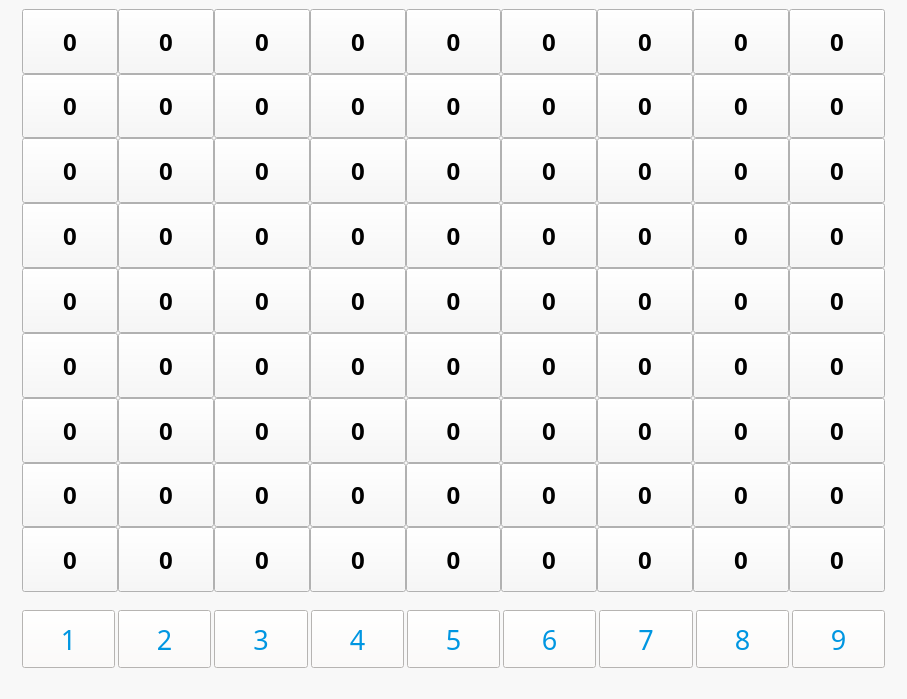
Before: the Qt Designer form mainwindow.ui in Hanii17/Sudoku_team12, drawn with Qt 5.
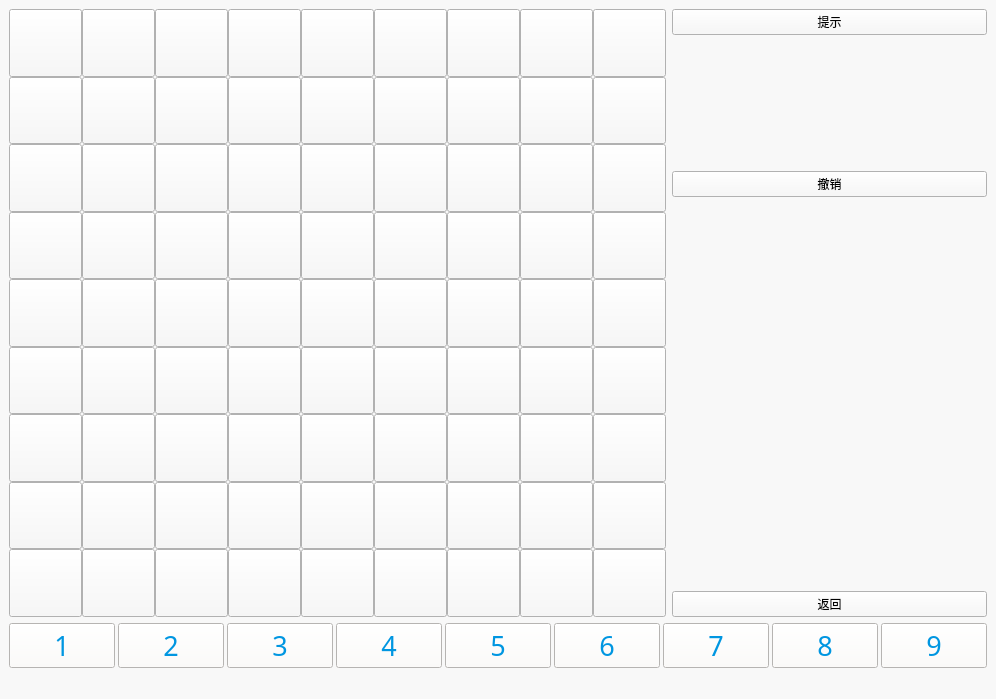
After: the same form once the commit is applied.

Commit message: 更新UI功能按钮

Patch:
```diff
--- a/mainwindow.ui
+++ b/mainwindow.ui
@@ -6,7 +6,7 @@
    <rect>
     <x>0</x>
     <y>0</y>
-    <width>907</width>
+    <width>996</width>
     <height>699</height>
    </rect>
   </property>
@@ -17,16 +17,9 @@
    <string notr="true">background-color: rgb(248, 248, 248);</string>
   </property>
   <widget class="QWidget" name="centralwidget">
-   <layout class="QVBoxLayout" name="verticalLayout_2" stretch="10,1">
-    <property name="spacing">
-     <number>18</number>
-    </property>
-    <property name="leftMargin">
-     <number>22</number>
-    </property>
-    <property name="rightMargin">
-     <number>22</number>
-    </property>
+   <layout class="QVBoxLayout" name="verticalLayout_3">
+    <item>
+     <layout class="QHBoxLayout" name="horizontalLayout_5">
     <item>
      <layout class="QVBoxLayout" name="verticalLayout">
       <property name="spacing">
@@ -62,7 +55,7 @@
              <string notr="true"/>
             </property>
             <property name="text">
-             <string>0</string>
+               <string/>
             </property>
             <property name="checkable">
              <bool>false</bool>
@@ -101,7 +94,7 @@
              <string notr="true"/>
             </property>
             <property name="text">
-             <string>0</string>
+               <string/>
             </property>
             <property name="autoDefault">
              <bool>false</bool>
@@ -128,7 +121,7 @@
              <string notr="true"/>
             </property>
             <property name="text">
-             <string>0</string>
+               <string/>
             </property>
             <property name="autoDefault">
              <bool>false</bool>
@@ -155,7 +148,7 @@
              <string notr="true"/>
             </property>
             <property name="text">
-             <string>0</string>
+               <string/>
             </property>
             <property name="autoDefault">
              <bool>false</bool>
@@ -182,7 +175,7 @@
              <string notr="true"/>
             </property>
             <property name="text">
-             <string>0</string>
+               <string/>
             </property>
             <property name="autoDefault">
              <bool>false</bool>
@@ -209,7 +202,7 @@
              <string notr="true"/>
             </property>
             <property name="text">
-             <string>0</string>
+               <string/>
             </property>
             <property name="autoDefault">
              <bool>false</bool>
@@ -236,7 +229,7 @@
              <string notr="true"/>
             </property>
             <property name="text">
-             <string>0</string>
+               <string/>
             </property>
             <property name="autoDefault">
              <bool>false</bool>
@@ -263,7 +256,7 @@
              <string notr="true">border-right-color: rgb(0, 0, 0);</string>
             </property>
             <property name="text">
-             <string>0</string>
+               <string/>
             </property>
             <property name="checkable">
              <bool>false</bool>
@@ -293,7 +286,7 @@
              <string notr="true"/>
             </property>
             <property name="text">
-             <string>0</string>
+               <string/>
             </property>
             <property name="autoDefault">
              <bool>false</bool>
@@ -307,6 +300,87 @@
           <property name="spacing">
            <number>0</number>
           </property>
+            <item row="2" column="1">
+             <widget class="QPushButton" name="btn_23">
+              <property name="sizePolicy">
+               <sizepolicy hsizetype="Preferred" vsizetype="Preferred">
+                <horstretch>0</horstretch>
+                <verstretch>0</verstretch>
+               </sizepolicy>
+              </property>
+              <property name="font">
+               <font>
+                <family>Adobe Caslon Pro Bold</family>
+                <pointsize>18</pointsize>
+                <weight>75</weight>
+                <bold>true</bold>
+               </font>
+              </property>
+              <property name="styleSheet">
+               <string notr="true"/>
+              </property>
+              <property name="text">
+               <string/>
+              </property>
+              <property name="autoDefault">
+               <bool>false</bool>
+              </property>
+             </widget>
+            </item>
+            <item row="1" column="0">
+             <widget class="QPushButton" name="btn_13">
+              <property name="sizePolicy">
+               <sizepolicy hsizetype="Preferred" vsizetype="Preferred">
+                <horstretch>0</horstretch>
+                <verstretch>0</verstretch>
+               </sizepolicy>
+              </property>
+              <property name="font">
+               <font>
+                <family>Adobe Caslon Pro Bold</family>
+                <pointsize>18</pointsize>
+                <weight>75</weight>
+                <bold>true</bold>
+               </font>
+              </property>
+              <property name="styleSheet">
+               <string notr="true"/>
+              </property>
+              <property name="text">
+               <string/>
+              </property>
+              <property name="autoDefault">
+               <bool>false</bool>
+              </property>
+             </widget>
+            </item>
+            <item row="0" column="1">
+             <widget class="QPushButton" name="btn_5">
+              <property name="sizePolicy">
+               <sizepolicy hsizetype="Preferred" vsizetype="Preferred">
+                <horstretch>0</horstretch>
+                <verstretch>0</verstretch>
+               </sizepolicy>
+              </property>
+              <property name="font">
+               <font>
+                <family>Adobe Caslon Pro Bold</family>
+                <pointsize>18</pointsize>
+                <weight>75</weight>
+                <bold>true</bold>
+               </font>
+              </property>
+              <property name="styleSheet">
+               <string notr="true"/>
+              </property>
+              <property name="text">
+               <string/>
+              </property>
+              <property name="autoDefault">
+               <bool>false</bool>
+              </property>
+             </widget>
+            </item>
           <item row="2" column="0">
            <widget class="QPushButton" name="btn_22">
             <property name="sizePolicy">
@@ -327,7 +401,7 @@
              <string notr="true"/>
             </property>
             <property name="text">
-             <string>0</string>
+               <string/>
             </property>
             <property name="autoDefault">
              <bool>false</bool>
@@ -354,34 +428,7 @@
              <string notr="true"/>
             </property>
             <property name="text">
-             <string>0</string>
-            </property>
-            <property name="autoDefault">
-             <bool>false</bool>
-            </property>
-           </widget>
-          </item>
-          <item row="1" column="1">
-           <widget class="QPushButton" name="btn_14">
-            <property name="sizePolicy">
-             <sizepolicy hsizetype="Preferred" vsizetype="Preferred">
-              <horstretch>0</horstretch>
-              <verstretch>0</verstretch>
-             </sizepolicy>
-            </property>
-            <property name="font">
-             <font>
-              <family>Adobe Caslon Pro Bold</family>
-              <pointsize>18</pointsize>
-              <weight>75</weight>
-              <bold>true</bold>
-             </font>
-            </property>
-            <property name="styleSheet">
-             <string notr="true"/>
-            </property>
-            <property name="text">
-             <string>0</string>
+               <string/>
             </property>
             <property name="autoDefault">
              <bool>false</bool>
@@ -408,15 +455,15 @@
              <string notr="true"/>
             </property>
             <property name="text">
-             <string>0</string>
+               <string/>
             </property>
             <property name="autoDefault">
              <bool>false</bool>
             </property>
            </widget>
           </item>
-          <item row="0" column="1">
-           <widget class="QPushButton" name="btn_5">
+            <item row="1" column="1">
+             <widget class="QPushButton" name="btn_14">
             <property name="sizePolicy">
              <sizepolicy hsizetype="Preferred" vsizetype="Preferred">
               <horstretch>0</horstretch>
@@ -435,61 +482,7 @@
              <string notr="true"/>
             </property>
             <property name="text">
-             <string>0</string>
-            </property>
-            <property name="autoDefault">
-             <bool>false</bool>
-            </property>
-           </widget>
-          </item>
-          <item row="2" column="1">
-           <widget class="QPushButton" name="btn_23">
-            <property name="sizePolicy">
-             <sizepolicy hsizetype="Preferred" vsizetype="Preferred">
-              <horstretch>0</horstretch>
-              <verstretch>0</verstretch>
-             </sizepolicy>
-            </property>
-            <property name="font">
-             <font>
-              <family>Adobe Caslon Pro Bold</family>
-              <pointsize>18</pointsize>
-              <weight>75</weight>
-              <bold>true</bold>
-             </font>
-            </property>
-            <property name="styleSheet">
-             <string notr="true"/>
-            </property>
-            <property name="text">
-             <string>0</string>
-            </property>
-            <property name="autoDefault">
-             <bool>false</bool>
-            </property>
-           </widget>
-          </item>
-          <item row="0" column="0">
-           <widget class="QPushButton" name="btn_4">
-            <property name="sizePolicy">
-             <sizepolicy hsizetype="Preferred" vsizetype="Preferred">
-              <horstretch>0</horstretch>
-              <verstretch>0</verstretch>
-             </sizepolicy>
-            </property>
-            <property name="font">
-             <font>
-              <family>Adobe Caslon Pro Bold</family>
-              <pointsize>18</pointsize>
-              <weight>75</weight>
-              <bold>true</bold>
-             </font>
-            </property>
-            <property name="styleSheet">
-             <string notr="true"/>
-            </property>
-            <property name="text">
-             <string>0</string>
+               <string/>
             </property>
             <property name="autoDefault">
              <bool>false</bool>
@@ -516,15 +509,15 @@
              <string notr="true"/>
             </property>
             <property name="text">
-             <string>0</string>
+               <string/>
             </property>
             <property name="autoDefault">
              <bool>false</bool>
             </property>
            </widget>
           </item>
-          <item row="1" column="0">
-           <widget class="QPushButton" name="btn_13">
+            <item row="0" column="0">
+             <widget class="QPushButton" name="btn_4">
             <property name="sizePolicy">
              <sizepolicy hsizetype="Preferred" vsizetype="Preferred">
               <horstretch>0</horstretch>
@@ -543,7 +536,7 @@
              <string notr="true"/>
             </property>
             <property name="text">
-             <string>0</string>
+               <string/>
             </property>
             <property name="autoDefault">
              <bool>false</bool>
@@ -577,7 +570,7 @@
              <string notr="true"/>
             </property>
             <property name="text">
-             <string>0</string>
+               <string/>
             </property>
             <property name="autoDefault">
              <bool>false</bool>
@@ -604,7 +597,7 @@
              <string notr="true"/>
             </property>
             <property name="text">
-             <string>0</string>
+               <string/>
             </property>
             <property name="autoDefault">
              <bool>false</bool>
@@ -631,7 +624,7 @@
              <string notr="true"/>
             </property>
             <property name="text">
-             <string>0</string>
+               <string/>
             </property>
             <property name="autoDefault">
              <bool>false</bool>
@@ -658,7 +651,7 @@
              <string notr="true"/>
             </property>
             <property name="text">
-             <string>0</string>
+               <string/>
             </property>
             <property name="autoDefault">
              <bool>false</bool>
@@ -685,7 +678,7 @@
              <string notr="true"/>
             </property>
             <property name="text">
-             <string>0</string>
+               <string/>
             </property>
             <property name="autoDefault">
              <bool>false</bool>
@@ -712,7 +705,7 @@
              <string notr="true"/>
             </property>
             <property name="text">
-             <string>0</string>
+               <string/>
             </property>
             <property name="autoDefault">
              <bool>false</bool>
@@ -739,7 +732,7 @@
              <string notr="true"/>
             </property>
             <property name="text">
-             <string>0</string>
+               <string/>
             </property>
             <property name="autoDefault">
              <bool>false</bool>
@@ -766,7 +759,7 @@
              <string notr="true"/>
             </property>
             <property name="text">
-             <string>0</string>
+               <string/>
             </property>
             <property name="autoDefault">
              <bool>false</bool>
@@ -793,7 +786,7 @@
              <string notr="true"/>
             </property>
             <property name="text">
-             <string>0</string>
+               <string/>
             </property>
             <property name="autoDefault">
              <bool>false</bool>
@@ -834,7 +827,7 @@
              <string notr="true"/>
             </property>
             <property name="text">
-             <string>0</string>
+               <string/>
             </property>
             <property name="autoDefault">
              <bool>false</bool>
@@ -861,7 +854,7 @@
              <string notr="true"/>
             </property>
             <property name="text">
-             <string>0</string>
+               <string/>
             </property>
             <property name="autoDefault">
              <bool>false</bool>
@@ -888,7 +881,7 @@
              <string notr="true"/>
             </property>
             <property name="text">
-             <string>0</string>
+               <string/>
             </property>
             <property name="autoDefault">
              <bool>false</bool>
@@ -915,7 +908,7 @@
              <string notr="true"/>
             </property>
             <property name="text">
-             <string>0</string>
+               <string/>
             </property>
             <property name="autoDefault">
              <bool>false</bool>
@@ -942,7 +935,7 @@
              <string notr="true"/>
             </property>
             <property name="text">
-             <string>0</string>
+               <string/>
             </property>
             <property name="autoDefault">
              <bool>false</bool>
@@ -969,7 +962,7 @@
              <string notr="true"/>
             </property>
             <property name="text">
-             <string>0</string>
+               <string/>
             </property>
             <property name="autoDefault">
              <bool>false</bool>
@@ -996,7 +989,7 @@
              <string notr="true"/>
             </property>
             <property name="text">
-             <string>0</string>
+               <string/>
             </property>
             <property name="autoDefault">
              <bool>false</bool>
@@ -1023,7 +1016,7 @@
              <string notr="true"/>
             </property>
             <property name="text">
-             <string>0</string>
+               <string/>
             </property>
             <property name="autoDefault">
              <bool>false</bool>
@@ -1050,7 +1043,7 @@
              <string notr="true"/>
             </property>
             <property name="text">
-             <string>0</string>
+               <string/>
             </property>
             <property name="autoDefault">
              <bool>false</bool>
@@ -1084,7 +1077,7 @@
              <string notr="true"/>
             </property>
             <property name="text">
-             <string>0</string>
+               <string/>
             </property>
             <property name="autoDefault">
              <bool>false</bool>
@@ -1111,7 +1104,7 @@
              <string notr="true"/>
             </property>
             <property name="text">
-             <string>0</string>
+               <string/>
             </property>
             <property name="autoDefault">
              <bool>false</bool>
@@ -1138,7 +1131,7 @@
              <string notr="true"/>
             </property>
             <property name="text">
-             <string>0</string>
+               <string/>
             </property>
             <property name="autoDefault">
              <bool>false</bool>
@@ -1165,7 +1158,7 @@
              <string notr="true"/>
             </property>
             <property name="text">
-             <string>0</string>
+               <string/>
             </property>
             <property name="autoDefault">
              <bool>false</bool>
@@ -1192,7 +1185,7 @@
              <string notr="true"/>
             </property>
             <property name="text">
-             <string>0</string>
+               <string/>
             </property>
             <property name="autoDefault">
              <bool>false</bool>
@@ -1219,7 +1212,7 @@
              <string notr="true"/>
             </property>
             <property name="text">
-             <string>0</string>
+               <string/>
             </property>
             <property name="autoDefault">
              <bool>false</bool>
@@ -1246,7 +1239,7 @@
              <string notr="true"/>
             </property>
             <property name="text">
-             <string>0</string>
+               <string/>
             </property>
             <property name="autoDefault">
              <bool>false</bool>
@@ -1276,7 +1269,7 @@
              <string notr="true"/>
             </property>
             <property name="text">
-             <string>0</string>
+               <string/>
             </property>
             <property name="autoDefault">
              <bool>false</bool>
@@ -1303,7 +1296,7 @@
              <string notr="true"/>
             </property>
             <property name="text">
-             <string>0</string>
+               <string/>
             </property>
             <property name="autoDefault">
              <bool>false</bool>
@@ -1337,7 +1330,7 @@
              <string notr="true"/>
             </property>
             <property name="text">
-             <string>0</string>
+               <string/>
             </property>
             <property name="autoDefault">
              <bool>false</bool>
@@ -1364,7 +1357,7 @@
              <string notr="true"/>
             </property>
             <property name="text">
-             <string>0</string>
+               <string/>
             </property>
             <property name="autoDefault">
              <bool>false</bool>
@@ -1391,7 +1384,7 @@
              <string notr="true"/>
             </property>
             <property name="text">
-             <string>0</string>
+               <string/>
             </property>
             <property name="autoDefault">
              <bool>false</bool>
@@ -1418,7 +1411,7 @@
              <string notr="true"/>
             </property>
             <property name="text">
-             <string>0</string>
+               <string/>
             </property>
             <property name="autoDefault">
              <bool>false</bool>
@@ -1445,7 +1438,7 @@
              <string notr="true"/>
             </property>
             <property name="text">
-             <string>0</string>
+               <string/>
             </property>
             <property name="autoDefault">
              <bool>false</bool>
@@ -1472,7 +1465,7 @@
              <string notr="true"/>
             </property>
             <property name="text">
-             <string>0</string>
+               <string/>
             </property>
             <property name="autoDefault">
              <bool>false</bool>
@@ -1499,7 +1492,7 @@
              <string notr="true"/>
             </property>
             <property name="text">
-             <string>0</string>
+               <string/>
             </property>
             <property name="autoDefault">
              <bool>false</bool>
@@ -1526,7 +1519,7 @@
              <string notr="true"/>
             </property>
             <property name="text">
-             <string>0</string>
+               <string/>
             </property>
             <property name="autoDefault">
              <bool>false</bool>
@@ -1553,7 +1546,7 @@
              <string notr="true"/>
             </property>
             <property name="text">
-             <string>0</string>
+               <string/>
             </property>
             <property name="autoDefault">
              <bool>false</bool>
@@ -1594,7 +1587,7 @@
              <string notr="true"/>
             </property>
             <property name="text">
-             <string>0</string>
+               <string/>
             </property>
             <property name="autoDefault">
              <bool>false</bool>
@@ -1621,7 +1614,7 @@
              <string notr="true"/>
             </property>
             <property name="text">
-             <string>0</string>
+               <string/>
             </property>
             <property name="autoDefault">
              <bool>false</bool>
@@ -1648,7 +1641,7 @@
              <string notr="true"/>
             </property>
             <property name="text">
-             <string>0</string>
+               <string/>
             </property>
             <property name="autoDefault">
              <bool>false</bool>
@@ -1675,7 +1668,7 @@
              <string notr="true"/>
             </property>
             <property name="text">
-             <string>0</string>
+               <string/>
             </property>
             <property name="autoDefault">
              <bool>false</bool>
@@ -1702,7 +1695,7 @@
              <string notr="true"/>
             </property>
             <property name="text">
-             <string>0</string>
+               <string/>
             </property>
             <property name="autoDefault">
              <bool>false</bool>
@@ -1729,7 +1722,7 @@
              <string notr="true"/>
             </property>
             <property name="text">
-             <string>0</string>
+               <string/>
             </property>
             <property name="autoDefault">
              <bool>false</bool>
@@ -1756,7 +1749,7 @@
              <string notr="true"/>
             </property>
             <property name="text">
-             <string>0</string>
+               <string/>
             </property>
             <property name="autoDefault">
              <bool>false</bool>
@@ -1783,7 +1776,7 @@
              <string notr="true"/>
             </property>
             <property name="text">
-             <string>0</string>
+               <string/>
             </property>
             <property name="autoDefault">
              <bool>false</bool>
@@ -1810,7 +1803,7 @@
              <string notr="true"/>
             </property>
             <property name="text">
-             <string>0</string>
+               <string/>
             </property>
             <property name="autoDefault">
              <bool>false</bool>
@@ -1844,7 +1837,7 @@
              <string notr="true"/>
             </property>
             <property name="text">
-             <string>0</string>
+               <string/>
             </property>
             <property name="autoDefault">
              <bool>false</bool>
@@ -1871,7 +1864,7 @@
              <string notr="true"/>
             </property>
             <property name="text">
-             <string>0</string>
+               <string/>
             </property>
             <property name="autoDefault">
              <bool>false</bool>
@@ -1898,7 +1891,7 @@
              <string notr="true"/>
             </property>
             <property name="text">
-             <string>0</string>
+               <string/>
             </property>
             <property name="autoDefault">
              <bool>false</bool>
@@ -1925,7 +1918,7 @@
              <string notr="true"/>
             </property>
             <property name="text">
-             <string>0</string>
+               <string/>
             </property>
             <property name="autoDefault">
              <bool>false</bool>
@@ -1952,7 +1945,7 @@
              <string notr="true"/>
             </property>
             <property name="text">
-             <string>0</string>
+               <string/>
             </property>
             <property name="autoDefault">
              <bool>false</bool>
@@ -1979,7 +1972,7 @@
              <string notr="true"/>
             </property>
             <property name="text">
-             <string>0</string>
+               <string/>
             </property>
             <property name="autoDefault">
              <bool>false</bool>
@@ -2006,7 +1999,7 @@
              <string notr="true"/>
             </property>
             <property name="text">
-             <string>0</string>
+               <string/>
             </property>
             <property name="autoDefault">
              <bool>false</bool>
@@ -2033,7 +2026,7 @@
              <string notr="true"/>
             </property>
             <property name="text">
-             <string>0</string>
+               <string/>
             </property>
             <property name="autoDefault">
              <bool>false</bool>
@@ -2060,7 +2053,7 @@
              <string notr="true"/>
             </property>
             <property name="text">
-             <string>0</string>
+               <string/>
             </property>
             <property name="autoDefault">
              <bool>false</bool>
@@ -2094,7 +2087,7 @@
              <string notr="true"/>
             </property>
             <property name="text">
-             <string>0</string>
+               <string/>
             </property>
             <property name="autoDefault">
              <bool>false</bool>
@@ -2121,7 +2114,7 @@
              <string notr="true"/>
             </property>
             <property name="text">
-             <string>0</string>
+               <string/>
             </property>
             <property name="autoDefault">
              <bool>false</bool>
@@ -2148,7 +2141,7 @@
              <string notr="true"/>
             </property>
             <property name="text">
-             <string>0</string>
+               <string/>
             </property>
             <property name="autoDefault">
              <bool>false</bool>
@@ -2175,7 +2168,7 @@
              <string notr="true"/>
             </property>
             <property name="text">
-             <string>0</string>
+               <string/>
             </property>
             <property name="autoDefault">
              <bool>false</bool>
@@ -2202,7 +2195,7 @@
              <string notr="true"/>
             </property>
             <property name="text">
-             <string>0</string>
+               <string/>
             </property>
             <property name="autoDefault">
              <bool>false</bool>
@@ -2229,7 +2222,7 @@
              <string notr="true"/>
             </property>
             <property name="text">
-             <string>0</string>
+               <string/>
             </property>
             <property name="autoDefault">
              <bool>false</bool>
@@ -2256,7 +2249,7 @@
              <string notr="true"/>
             </property>
             <property name="text">
-             <string>0</string>
+               <string/>
             </property>
             <property name="autoDefault">
              <bool>false</bool>
@@ -2283,7 +2276,7 @@
              <string notr="true"/>
             </property>
             <property name="text">
-             <string>0</string>
+               <string/>
             </property>
             <property name="autoDefault">
              <bool>false</bool>
@@ -2310,7 +2303,7 @@
              <string notr="true"/>
             </property>
             <property name="text">
-             <string>0</string>
+               <string/>
             </property>
             <property name="autoDefault">
              <bool>false</bool>
@@ -2318,6 +2311,59 @@
            </widget>
           </item>
          </layout>
+          </item>
+         </layout>
+        </item>
+       </layout>
+      </item>
+      <item>
+       <layout class="QVBoxLayout" name="verticalLayout_2" stretch="1,1,1,3,1">
+        <item>
+         <widget class="QPushButton" name="pushButton">
+          <property name="text">
+           <string>提示</string>
+          </property>
+         </widget>
+        </item>
+        <item>
+         <spacer name="verticalSpacer_2">
+          <property name="orientation">
+           <enum>Qt::Vertical</enum>
+          </property>
+          <property name="sizeHint" stdset="0">
+           <size>
+            <width>20</width>
+            <height>40</height>
+           </size>
+          </property>
+         </spacer>
+        </item>
+        <item>
+         <widget class="QPushButton" name="pushButton_2">
+          <property name="text">
+           <string>撤销</string>
+          </property>
+         </widget>
+        </item>
+        <item>
+         <spacer name="verticalSpacer">
+          <property name="orientation">
+           <enum>Qt::Vertical</enum>
+          </property>
+          <property name="sizeHint" stdset="0">
+           <size>
+            <width>20</width>
+            <height>40</height>
+           </size>
+          </property>
+         </spacer>
+        </item>
+        <item>
+         <widget class="QPushButton" name="pushButton_3">
+          <property name="text">
+           <string>返回</string>
+          </property>
+         </widget>
         </item>
        </layout>
       </item>
@@ -2581,7 +2627,7 @@
     <rect>
      <x>0</x>
      <y>0</y>
-     <width>907</width>
+     <width>996</width>
      <height>26</height>
     </rect>
    </property>
```
Lines whose indentation alone changed are shown as unchanged. The commit also changes 1 other file.
